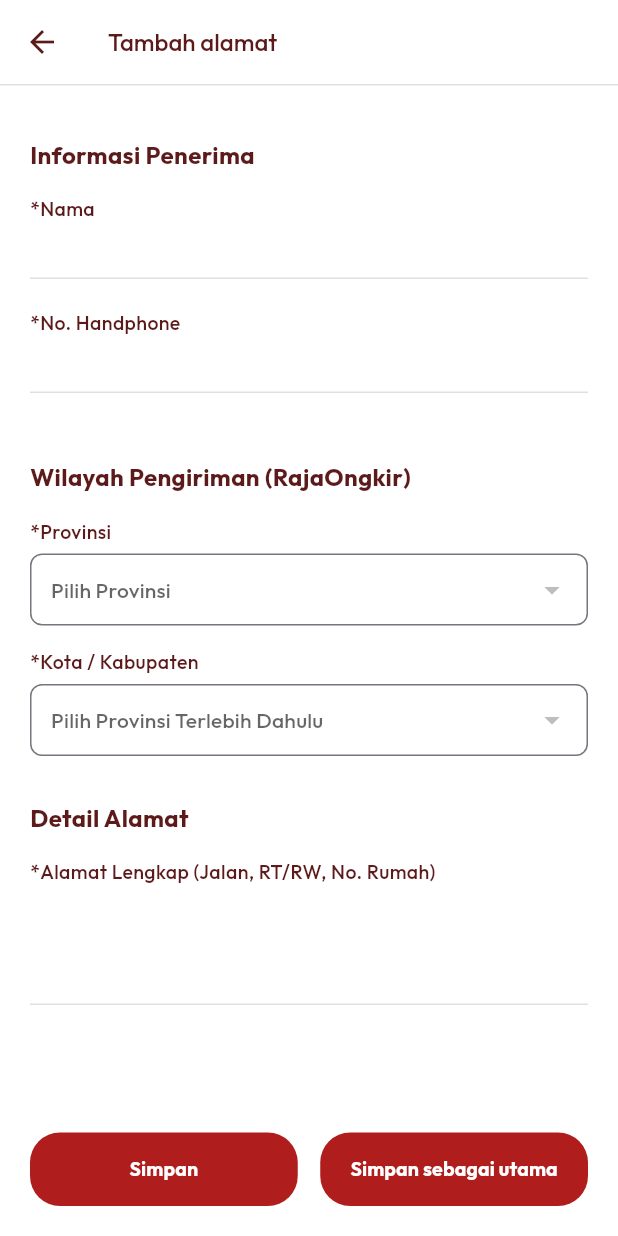
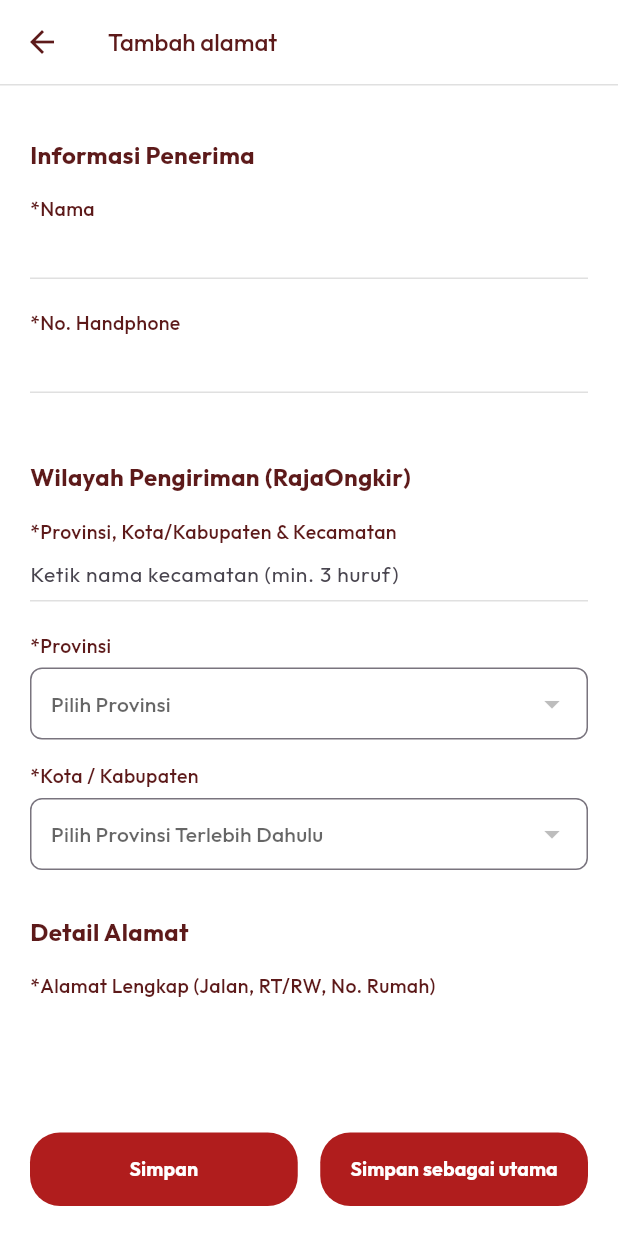
Before and after one commit to Khairul122/ecommerce-flutter, a Flutter app: the AddAddressScreen screen opened directly, on a phone screen of 412 x 824 dp. Run offline on Flutter 3.47's test engine with Material 3 defaults, Android fonts, the phone set to English and light mode, and no system bars; our stand-ins replace flutter_local_notifications, flutter_secure_storage, google_fonts, iconsax, image_picker, lottie; accounts and stored records are empty; network calls fail.

Commit message:
feat: create AddAddressScreen with form validation and district search functionality

```diff
--- a/ootday_pelanggan/lib/features/address/presentation/add_address_screen.dart
+++ b/ootday_pelanggan/lib/features/address/presentation/add_address_screen.dart
@@ -256,6 +256,7 @@
             const SizedBox(height: 10),
 
             _buildSectionTitle('Wilayah Pengiriman (RajaOngkir)', maroonColor),
+            _buildDistrictField(maroonColor),
 
             // Dropdown Provinsi
             Text('*Provinsi', style: GoogleFonts.outfit(color: maroonColor, fontSize: 13, fontWeight: FontWeight.w500)),
```
